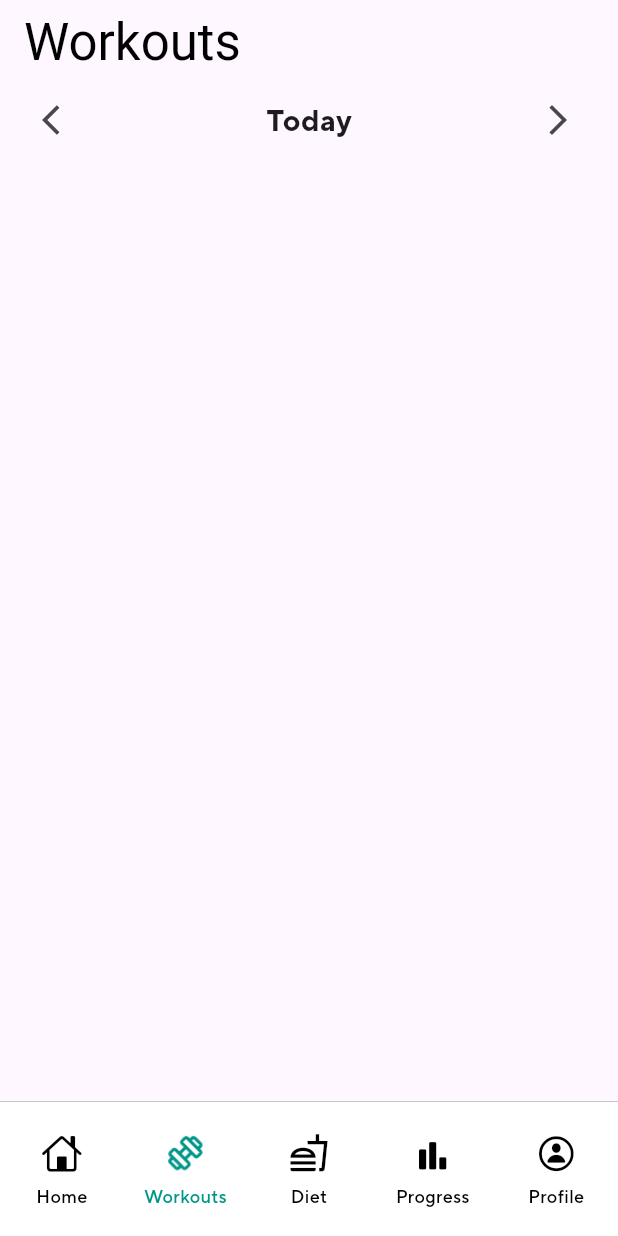
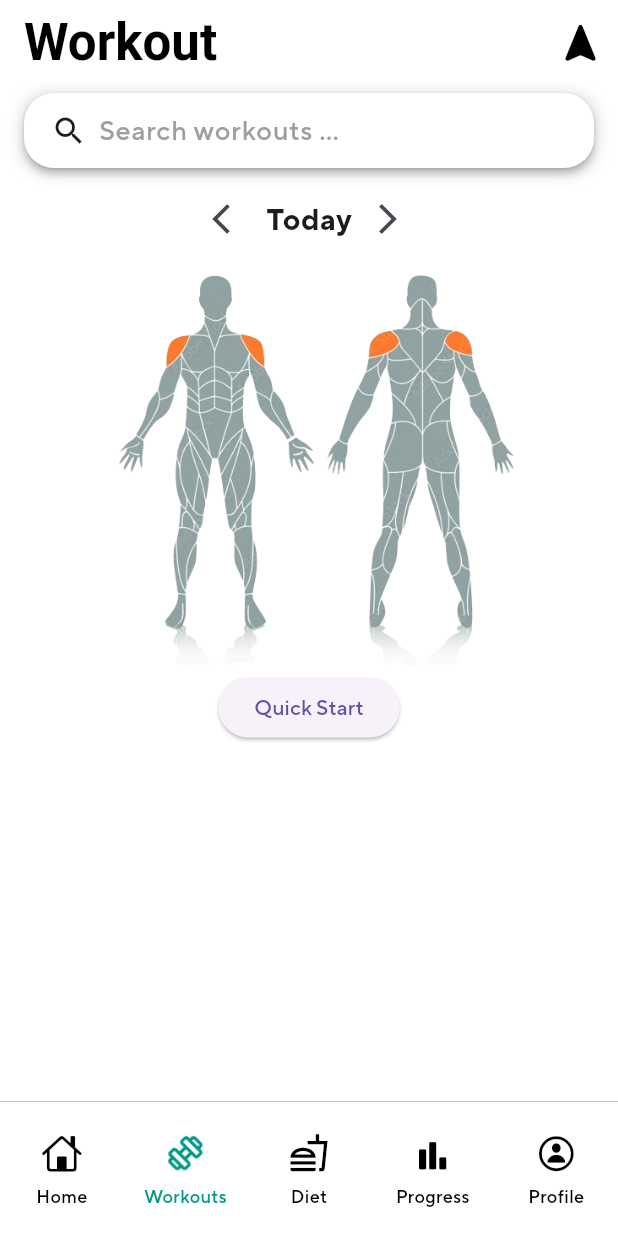
Before and after one commit to JerfDaRerf/HealthApp, a Flutter app: the screen it shows after launch, item 2 of the bottom bar chosen, on a phone screen of 412 x 824 dp. Run offline on Flutter 3.47's test engine with Material 3 defaults, Android fonts, the light colour scheme and no system bars.

Commit message:
Appbar, search bar, muscle group display

```diff
--- a/fitnessapp/lib/main.dart
+++ b/fitnessapp/lib/main.dart
@@ -27,6 +27,11 @@ class FitnessApp extends StatelessWidget {
           titleTextStyle: TextStyle(
             color: Colors.black,
             fontSize: 34,
+            fontWeight: FontWeight.bold,
+          ),
+          iconTheme: IconThemeData(
+            color: Colors.black,
+            size: 34,
           ),
         ),
       ),
--- a/fitnessapp/lib/views/navigation_pages/workout_page.dart
+++ b/fitnessapp/lib/views/navigation_pages/workout_page.dart
@@ -1,4 +1,5 @@
 import 'package:flutter/material.dart';
+import 'package:intl/intl.dart';
 
 class WorkoutPage extends StatefulWidget {
   const WorkoutPage({Key? key}) : super(key: key);
@@ -26,7 +27,7 @@ class _WorkoutPage extends State<WorkoutPage>{
       return "Yesterday";
     }
     DateTime dateTime = DateTime.now().add(Duration(days: date));
-    return "${dateTime.month}/${dateTime.day}/${dateTime.year}";
+    return "${DateFormat('EEE').format(dateTime)}, ${DateFormat('MMMM').format(dateTime)} ${dateTime.day}";
   }
 
   // This widget is the root of the application
@@ -34,21 +35,142 @@ class _WorkoutPage extends State<WorkoutPage>{
   Widget build(BuildContext context) {
     return Scaffold(
       appBar: AppBar(
-        title: const Text(
-          'Workouts',
-        ),
+        title: const Text('Workout'),
+        actions: <Widget>[
+          IconButton(
+            icon: const Icon(Icons.navigation_rounded),
+            onPressed: () {
+              // Navigate to the search page
+            },
+          ),
+        ],
+        backgroundColor: Colors.white,
       ),
+
+      backgroundColor: Colors.white,
+
       body: SafeArea(
         child: Padding(
           padding: const EdgeInsets.symmetric(horizontal: 16.0),
           child: Column(
             children: <Widget>[
+              Padding(
+                padding: const EdgeInsets.only(bottom: 10.0, top: 6.0),
+                child: searchBar()
+              ),
               dateSelector(),
+              muscleDisplay(),
+              startButtons(),
             ],
           )
         )
       ),
      );
+  }
+
+  // This is used to display the search bar
+  // and to control the functionality of a search bar
+  // The search bar will allow the user to search for a specific workout
+  // and from previous workouts
+  // WIP
+  Container searchBar() {
+    return Container(
+      decoration: BoxDecoration(
+        borderRadius: BorderRadius.circular(20.0),
+        boxShadow: [
+          BoxShadow(
+            color: Colors.grey.withOpacity(0.3),
+            spreadRadius: 3,
+            blurRadius: 7,
+            offset: const Offset(0, 2),
+          ),
+        ],
+      ),
+      child: SearchAnchor(
+        builder: (BuildContext context, SearchController controller){
+          return SearchBar(
+            controller: controller,
+
+            elevation: const MaterialStatePropertyAll<double>(
+              2.0,
+            ),
+            shape: MaterialStatePropertyAll<OutlinedBorder>(
+              RoundedRectangleBorder(
+                borderRadius: BorderRadius.circular(20.0),
+              ),
+            ),
+
+            constraints: const BoxConstraints(
+              minHeight: 50.0,
+              maxHeight: 50.0,
+            ),
+            backgroundColor: const MaterialStatePropertyAll<Color>(
+              Colors.white,
+            ),
+            surfaceTintColor: const MaterialStatePropertyAll<Color>(
+              Colors.white,
+            ),
+
+            hintText: 'Search workouts ... ',
+            hintStyle: const MaterialStatePropertyAll<TextStyle>(
+              TextStyle(
+                color: Colors.grey,
+                fontSize: 18.0,
+              )
+            ),
+
+            leading: const Row(
+              children: <Widget>[
+                SizedBox(width: 10.0),
+                Icon(Icons.search),
+              ],
+            ),
+
+            onSubmitted: (String value) {
+              // Navigate to the search page
+            },
+          );
+        },
+        suggestionsBuilder: (BuildContext context, SearchController controller){
+          return List<ListTile>.generate(5, (int index) {
+            final String item = 'item $index';
+            return ListTile(
+              title: Text(item),
+              onTap: () {
+                setState(() {
+                  controller.closeView(item);
+                });
+              },
+            );
+          });
+        }
+      ),
+    );
+  }
+
+  Row startButtons(){
+    return Row(
+      mainAxisAlignment: MainAxisAlignment.spaceEvenly,
+      children: <Widget>[
+        ElevatedButton(
+          onPressed: () {
+            // Navigate to the workout page
+          },
+          child: const Text('Quick Start'),
+        ),
+      ],
+    );
+  }
+
+  // This is used to display the muscle groups that theb user will be working out for a specific date
+  FractionallySizedBox muscleDisplay() {
+    return FractionallySizedBox(
+        widthFactor: 0.75,
+        child: Image.asset(
+          'lib/images/temporary.png',
+          fit: BoxFit.contain, // Make the image fill the available space
+        ),
+    );
   }
 
   // This is used to allow the user to select a specific date
@@ -58,7 +180,8 @@ class _WorkoutPage extends State<WorkoutPage>{
   Center dateSelector() {
     return Center(
       child: Row(
-        mainAxisAlignment: MainAxisAlignment.spaceBetween,
+        // mainAxisAlignment: MainAxisAlignment.spaceBetween,
+        mainAxisAlignment: MainAxisAlignment.center,
         children: <Widget> [
           // go one date back
           IconButton(
--- a/fitnessapp/lib/views/navigation_wrapper.dart
+++ b/fitnessapp/lib/views/navigation_wrapper.dart
@@ -7,7 +7,6 @@ import 'package:fitness_app/views/navigation_pages/stats_page.dart';
 import 'package:fitness_app/views/navigation_pages/profile_page.dart';
 
 import 'package:fitness_app/themes/navigation_icon_themes.dart';
-import 'package:cupertino_icons/cupertino_icons.dart';
 
 /*
 Navigation wrapper serves to define the underlying structure of the app
@@ -46,7 +45,6 @@ class _NavigationWrapper extends State<NavigationWrapper> {
           child: NavigationBarTheme(
             // sets the theme of the navigation bar
             data: _navigationBarThemeData(),
-
             // actual navigation bar
             child: _navigationBar(),
           ),
--- a/fitnessapp/pubspec.yaml
+++ b/fitnessapp/pubspec.yaml
@@ -8,6 +8,7 @@ environment:
 
 dependencies:
   cupertino_icons: ^1.0.8
+  intl: ^0.17.0
   flutter:
     sdk: flutter
 
@@ -20,6 +21,7 @@ flutter:
   uses-material-design: true
   assets:
     - lib/icon/
+    - lib/images/
   fonts:
     - family: TTNormsPro
       fonts:
```
Also changed, not shown: fitnessapp/lib/images/temporary.png (added), fitnessapp/pubspec.lock.
